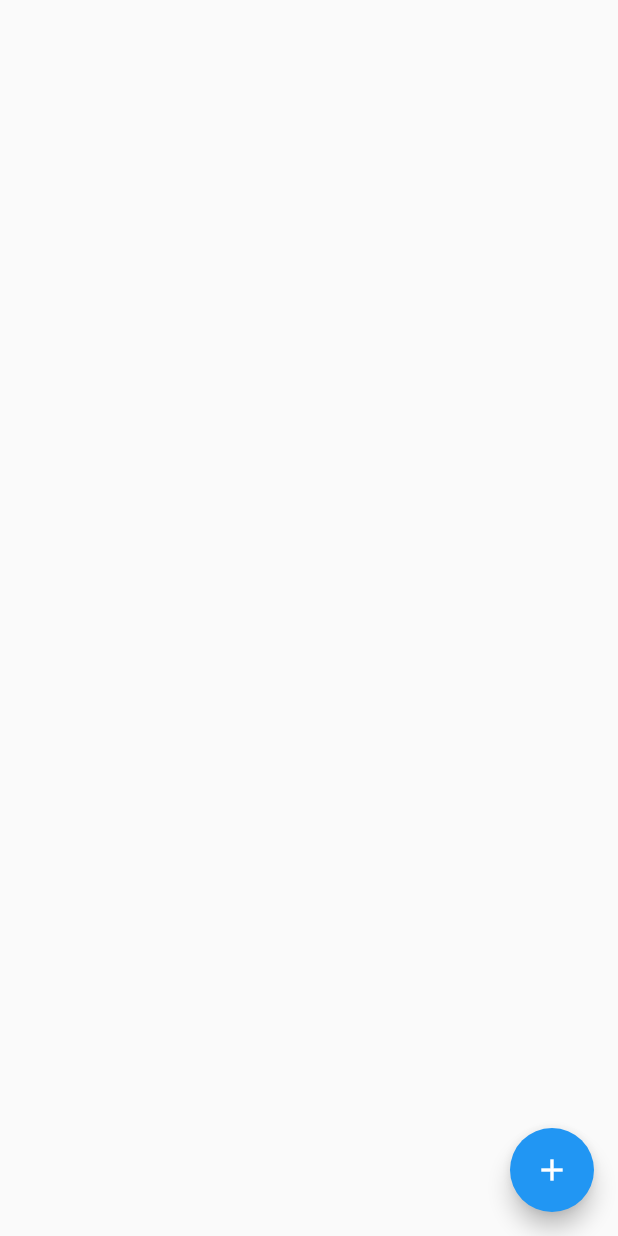
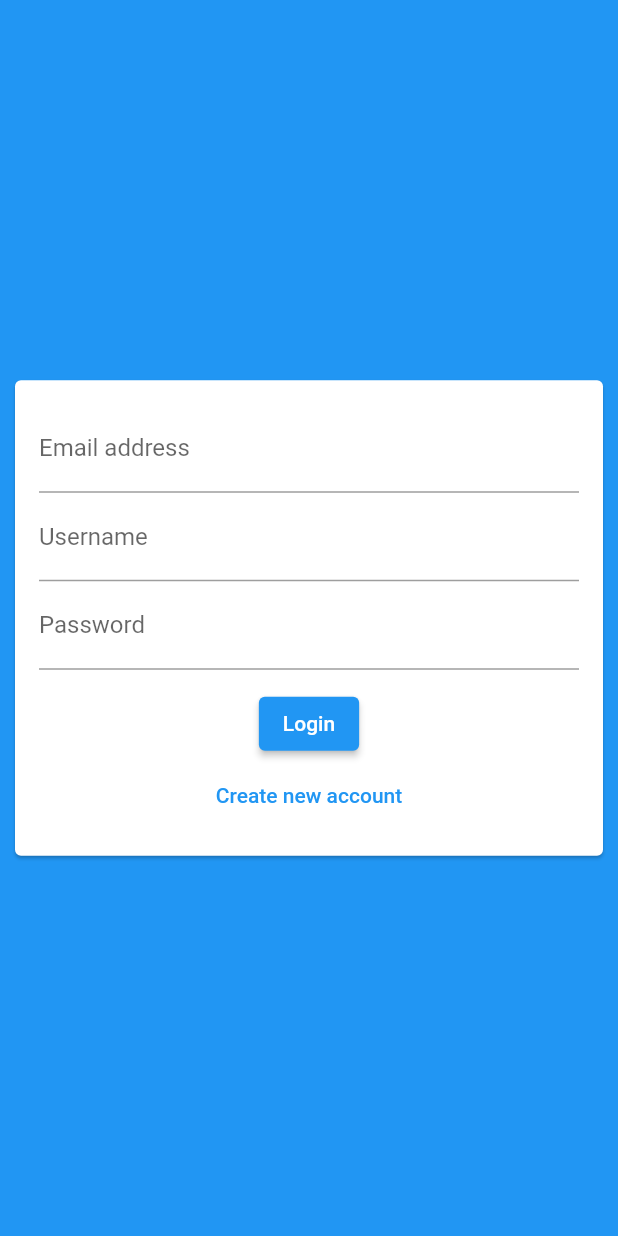
Before and after one commit to gentixyann/fluChat, a Flutter app: the screen it shows after launch, on a phone screen of 412 x 824 dp. Run offline on Flutter 3.47's test engine with Material 2 defaults, Android fonts, the phone set to English and light mode, and no system bars; our stand-ins replace cloud_firestore, firebase_core; accounts and stored records are empty.

Commit message:
auth formの原型を作成

```diff
--- a/lib/main.dart
+++ b/lib/main.dart
@@ -1,5 +1,6 @@
 import 'package:flutter/material.dart';
 import './screens/chat_screen.dart';
+import './screens/auth_screen.dart';
 import 'package:firebase_core/firebase_core.dart';
 
 void main() {
@@ -42,7 +43,7 @@ class Home extends StatelessWidget {
       theme: ThemeData(
         primarySwatch: Colors.blue,
       ),
-      home: ChatScreen(),
+      home: AuthScreen(),
     );
   }
 }
--- a/lib/screens/auth_screen.dart
+++ b/lib/screens/auth_screen.dart
@@ -0,0 +1,18 @@
+import 'package:flutter/material.dart';
+
+import '../widgets/auth/auth_form.dart';
+
+class AuthScreen extends StatefulWidget {
+  @override
+  _AuthScreenState createState() => _AuthScreenState();
+}
+
+class _AuthScreenState extends State<AuthScreen> {
+  @override
+  Widget build(BuildContext context) {
+    return Scaffold(
+      backgroundColor: Theme.of(context).primaryColor,
+      body: AuthForm(),
+    );
+  }
+}
--- /dev/null
+++ b/lib/widgets/auth/auth_form.dart
@@ -0,0 +1,51 @@
+import 'package:flutter/material.dart';
+
+class AuthForm extends StatefulWidget {
+  @override
+  _AuthFormState createState() => _AuthFormState();
+}
+
+class _AuthFormState extends State<AuthForm> {
+  @override
+  Widget build(BuildContext context) {
+    return Center(
+      child: Card(
+        margin: EdgeInsets.all(10),
+        child: SingleChildScrollView(
+          child: Padding(
+            padding: EdgeInsets.all(16),
+            child: Form(
+              child: Column(
+                mainAxisSize: MainAxisSize.min,
+                children: <Widget>[
+                  TextFormField(
+                    keyboardType: TextInputType.emailAddress,
+                    decoration: InputDecoration(labelText: 'Email address'),
+                  ),
+                  TextFormField(
+                    decoration: InputDecoration(labelText: 'Username'),
+                  ),
+                  TextFormField(
+                    decoration: InputDecoration(labelText: 'Password'),
+                    obscureText: true,
+                  ),
+                  SizedBox(
+                    height: 12,
+                  ),
+                  ElevatedButton(
+                    onPressed: () {},
+                    child: Text('Login'),
+                  ),
+                  TextButton(
+                    child: Text('Create new account'),
+                    onPressed: () {},
+                  )
+                ],
+              ),
+            ),
+          ),
+        ),
+      ),
+    );
+  }
+}
```
